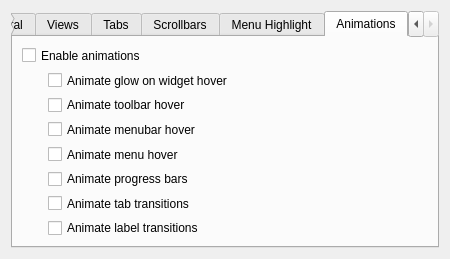
Before: the Qt Designer form kstyles/oxygen/config/oxygenconf.ui in KDE/kde-runtime, drawn with Qt 5.
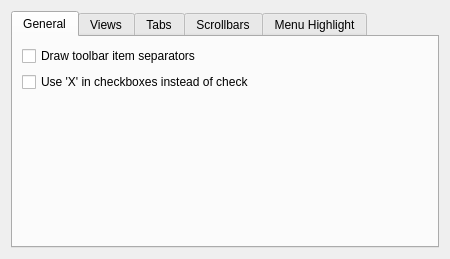
After: the same form once the commit is applied. The open tabs and pages were chosen to show the change. Custom widgets are drawn as their Qt base class.

Commit message: removed all animation configuration options except from the stacked-widget transitions, on agreement with kde-usability folks. Options are still available on a hidden basis, and can be changed by manually editing the oxygenrc file. Remaining strings have _not_ been changed to cope with current string freeze.

Diff of the .ui file:
```diff
--- a/kstyles/oxygen/config/oxygenconf.ui
+++ b/kstyles/oxygen/config/oxygenconf.ui
@@ -44,19 +44,6 @@
          </property>
         </widget>
        </item>
-       <item row="2" column="0">
-        <spacer name="verticalSpacer_4">
-         <property name="orientation">
-          <enum>Qt::Vertical</enum>
-         </property>
-         <property name="sizeHint" stdset="0">
-          <size>
-           <width>244</width>
-           <height>97</height>
-          </size>
-         </property>
-        </spacer>
-       </item>
        <item row="0" column="1">
         <spacer name="horizontalSpacer_6">
          <property name="orientation">
@@ -70,6 +57,19 @@
          </property>
         </spacer>
        </item>
+       <item row="2" column="0">
+        <spacer name="verticalSpacer_4">
+         <property name="orientation">
+          <enum>Qt::Vertical</enum>
+         </property>
+         <property name="sizeHint" stdset="0">
+          <size>
+           <width>20</width>
+           <height>40</height>
+          </size>
+         </property>
+        </spacer>
+       </item>
       </layout>
      </widget>
      <widget class="QWidget" name="tab_2">
@@ -184,6 +184,26 @@
          </property>
         </spacer>
        </item>
+       <item row="2" column="0">
+        <spacer name="verticalSpacer_2">
+         <property name="orientation">
+          <enum>Qt::Vertical</enum>
+         </property>
+         <property name="sizeHint" stdset="0">
+          <size>
+           <width>20</width>
+           <height>40</height>
+          </size>
+         </property>
+        </spacer>
+       </item>
+       <item row="1" column="0" colspan="2">
+        <widget class="QCheckBox" name="_stackedWidgetTransitionsEnabled">
+         <property name="text">
+          <string>Animate tab transitions</string>
+         </property>
+        </widget>
+       </item>
       </layout>
      </widget>
      <widget class="QWidget" name="tab_4">
@@ -351,111 +371,6 @@
        </item>
       </layout>
      </widget>
-     <widget class="QWidget" name="tab">
-      <attribute name="title">
-       <string>Animations</string>
-      </attribute>
-      <layout class="QGridLayout" name="gridLayout">
-       <item row="0" column="0" colspan="2">
-        <widget class="QCheckBox" name="_animationsEnabled">
-         <property name="text">
-          <string>Enable animations</string>
-         </property>
-        </widget>
-       </item>
-       <item row="1" column="0" rowspan="2">
-        <spacer name="horizontalSpacer_3">
-         <property name="orientation">
-          <enum>Qt::Horizontal</enum>
-         </property>
-         <property name="sizeType">
-          <enum>QSizePolicy::Fixed</enum>
-         </property>
-         <property name="sizeHint" stdset="0">
-          <size>
-           <width>20</width>
-           <height>55</height>
-          </size>
-         </property>
-        </spacer>
-       </item>
-       <item row="1" column="1">
-        <widget class="QCheckBox" name="_genericAnimationsEnabled">
-         <property name="text">
-          <string>Animate glow on widget hover</string>
-         </property>
-        </widget>
-       </item>
-       <item row="2" column="1">
-        <widget class="QCheckBox" name="_toolBarAnimationsEnabled">
-         <property name="text">
-          <string>Animate toolbar hover</string>
-         </property>
-        </widget>
-       </item>
-       <item row="3" column="1">
-        <widget class="QCheckBox" name="_menuBarAnimationsEnabled">
-         <property name="text">
-          <string>Animate menubar hover</string>
-         </property>
-        </widget>
-       </item>
-       <item row="4" column="1">
-        <widget class="QCheckBox" name="_menuAnimationsEnabled">
-         <property name="text">
-          <string>Animate menu hover</string>
-         </property>
-        </widget>
-       </item>
-       <item row="9" column="1">
-        <spacer name="verticalSpacer_6">
-         <property name="orientation">
-          <enum>Qt::Vertical</enum>
-         </property>
-         <property name="sizeHint" stdset="0">
-          <size>
-           <width>20</width>
-           <height>40</height>
-          </size>
-         </property>
-        </spacer>
-       </item>
-       <item row="0" column="2">
-        <spacer name="horizontalSpacer_4">
-         <property name="orientation">
-          <enum>Qt::Horizontal</enum>
-         </property>
-         <property name="sizeHint" stdset="0">
-          <size>
-           <width>40</width>
-           <height>20</height>
-          </size>
-         </property>
-        </spacer>
-       </item>
-       <item row="6" column="1">
-        <widget class="QCheckBox" name="_stackedWidgetTransitionsEnabled">
-         <property name="text">
-          <string>Animate tab transitions</string>
-         </property>
-        </widget>
-       </item>
-       <item row="7" column="1">
-        <widget class="QCheckBox" name="_labelTransitionsEnabled">
-         <property name="text">
-          <string>Animate label transitions</string>
-         </property>
-        </widget>
-       </item>
-       <item row="5" column="1">
-        <widget class="QCheckBox" name="_progressBarAnimationsEnabled">
-         <property name="text">
-          <string>Animate progress bars</string>
-         </property>
-        </widget>
-       </item>
-      </layout>
-     </widget>
     </widget>
    </item>
   </layout>
```
Left out of the diff: 77 changed lines with no effect on the pictures. The commit also changes 1 other file.
